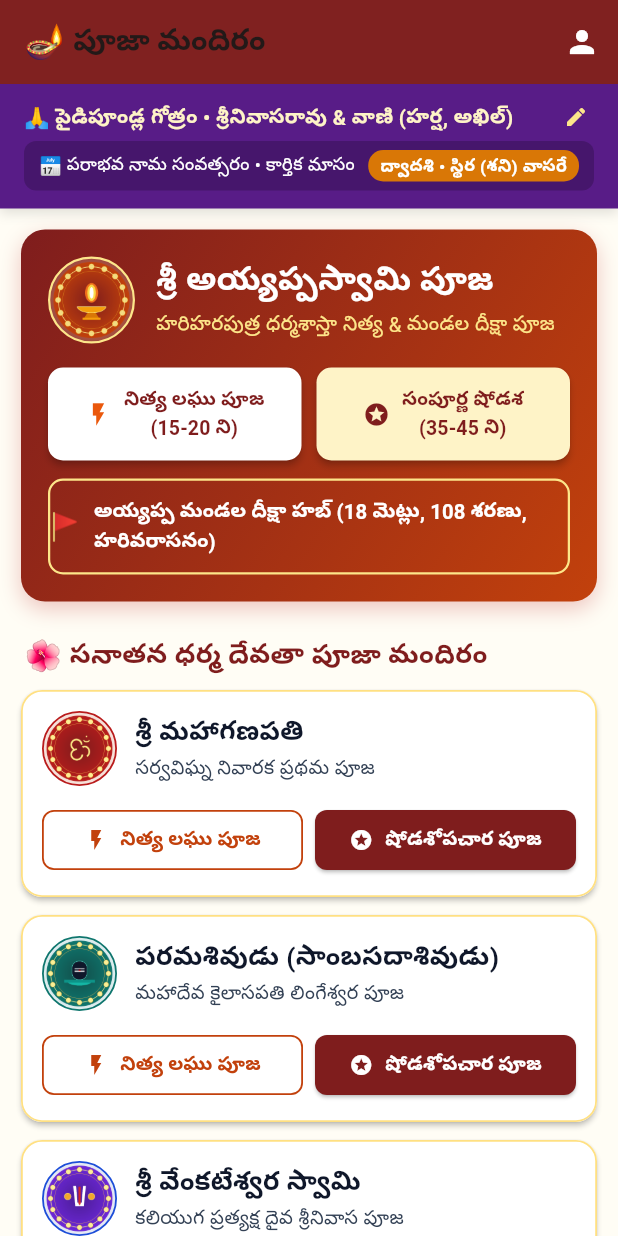
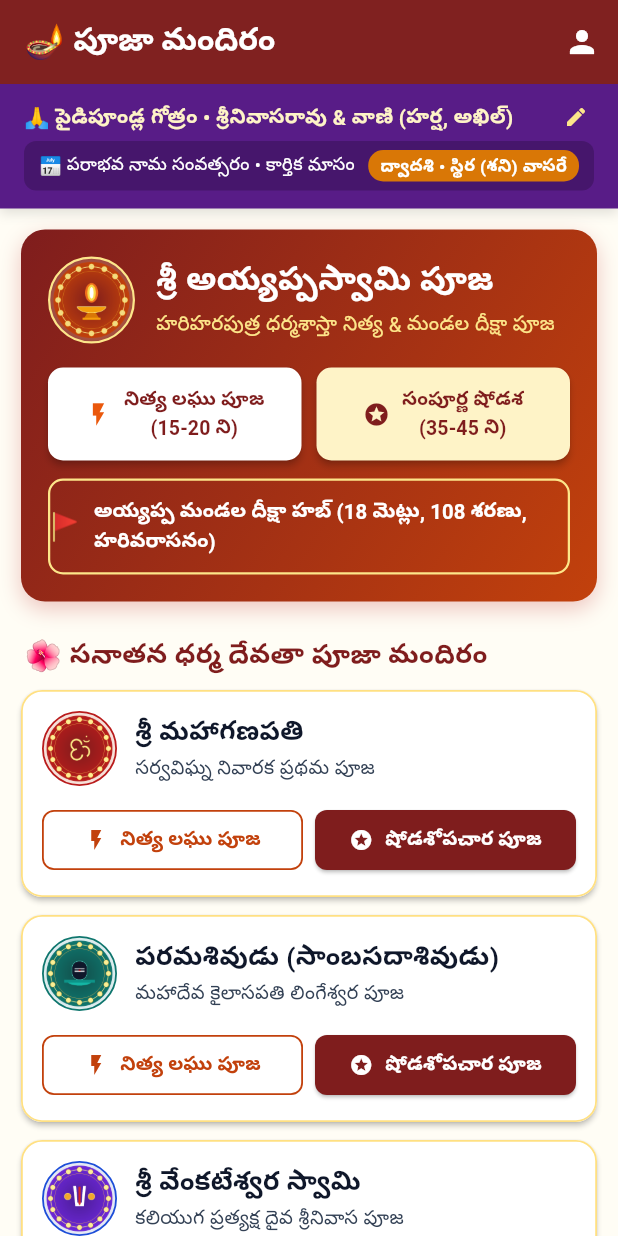
Before and after one commit to srinuy2024/AyyappaSwamiPuja, a Flutter app: the screen it shows after launch, on a phone screen of 412 x 824 dp. Run offline on Flutter 3.47's test engine with Material 3 defaults, Android fonts, the phone set to English and light mode, and no system bars; our stand-ins replace google_fonts.

Commit message:
style(appbar): set app title 'పూజా మందిరం' to high-contrast white in home screen and global theme

```diff
--- a/flutter_puja_app/lib/main.dart
+++ b/flutter_puja_app/lib/main.dart
@@ -23,6 +23,17 @@ class PujaMandiramApp extends StatelessWidget {
           secondary: AppTypography.templeDeepOrange,
         ),
         scaffoldBackgroundColor: AppTypography.saffronBackground,
+        appBarTheme: const AppBarTheme(
+          backgroundColor: AppTypography.primaryMaroon,
+          foregroundColor: Colors.white,
+          elevation: 2,
+          titleTextStyle: TextStyle(
+            color: Colors.white,
+            fontSize: 20,
+            fontWeight: FontWeight.bold,
+          ),
+          iconTheme: IconThemeData(color: Colors.white),
+        ),
         useMaterial3: true,
       ),
       home: const HomeScreen(),
--- a/flutter_puja_app/lib/screens/home_screen.dart
+++ b/flutter_puja_app/lib/screens/home_screen.dart
@@ -206,13 +206,18 @@ class _HomeScreenState extends State<HomeScreen> {
       backgroundColor: AppTypography.saffronBackground,
       appBar: AppBar(
         backgroundColor: AppTypography.primaryMaroon,
+        foregroundColor: Colors.white,
         elevation: 3,
         title: Row(
           children: const [
             Text('🪔 ', style: TextStyle(fontSize: 22)),
             Text(
               'పూజా మందిరం',
-              style: TextStyle(fontWeight: FontWeight.bold, fontSize: 20),
+              style: TextStyle(
+                fontWeight: FontWeight.bold,
+                fontSize: 21,
+                color: Colors.white,
+              ),
             ),
           ],
         ),
```
